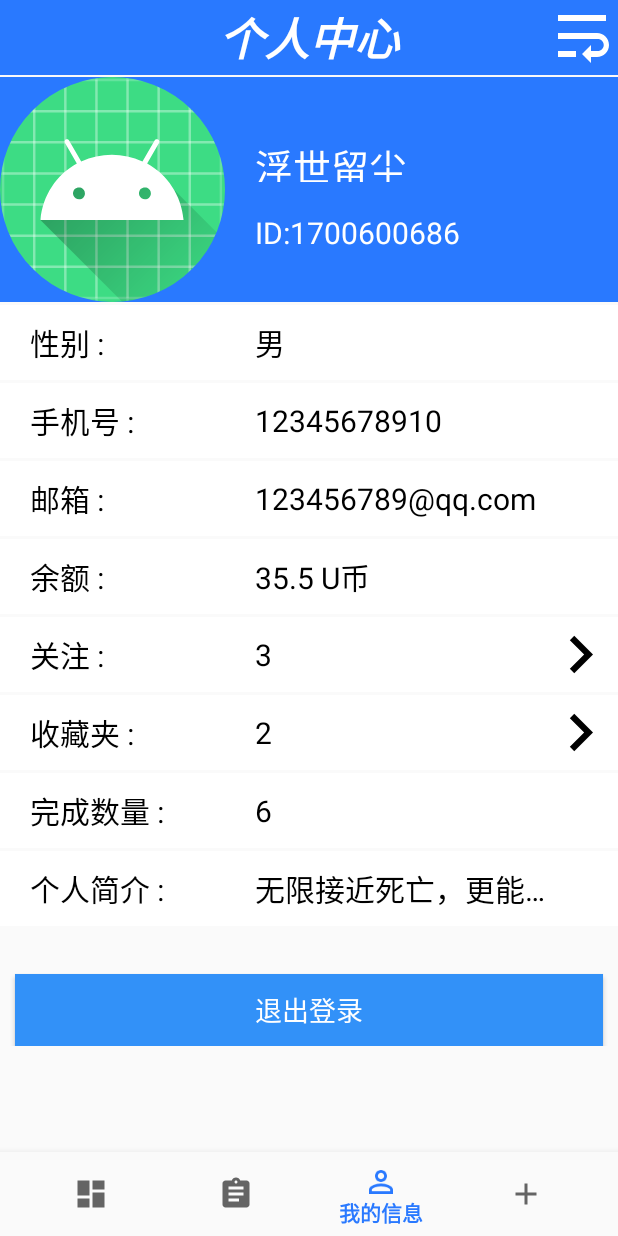
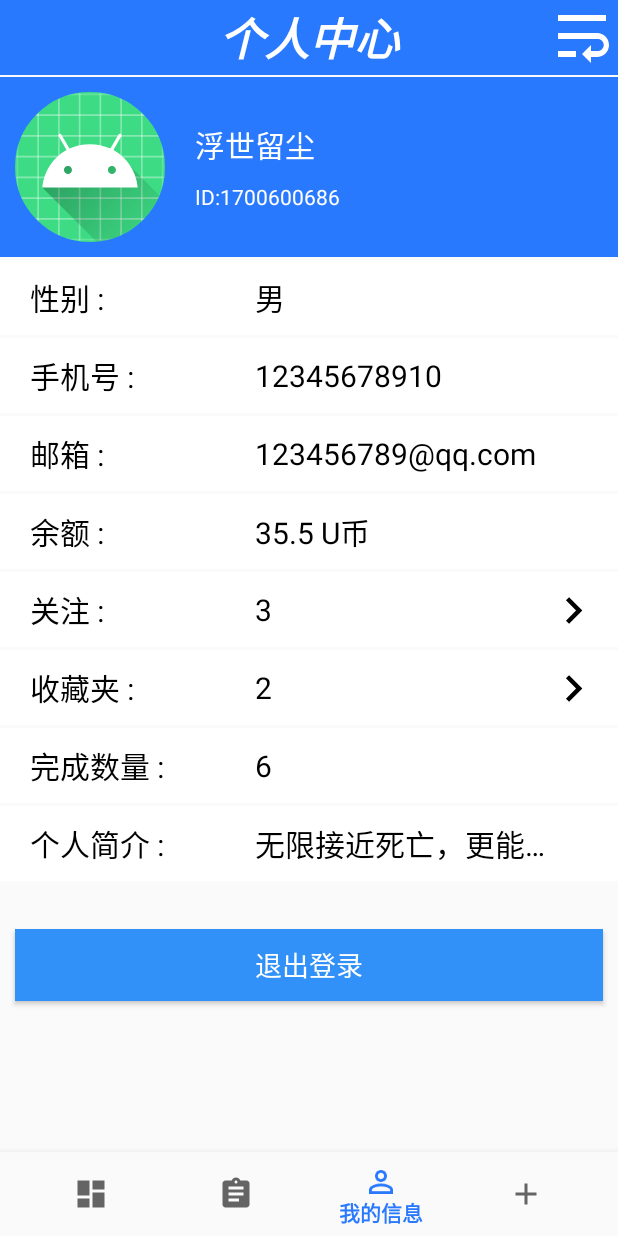
Before and after one commit to allworldg/SchoolHelp, an Android app: the Main_Information_Fragment screen opened through its navigation route, on a phone screen of 412 x 824 dp. Run offline under Robolectric (Android 15) with nearby library versions, the phone set to English and light mode, and no system bars; our stand-ins replace navigation-ui; libraries missing offline, so code that uses them is left out: cn.bmob.v3; 24 statements that could not run were skipped.

Commit message:
update view

```diff
--- a/CampusHelp_s/app/src/main/java/com/example/campushelp_s/LoginActivity.java
+++ b/CampusHelp_s/app/src/main/java/com/example/campushelp_s/LoginActivity.java
@@ -42,7 +42,7 @@ public class LoginActivity extends AppCompatActivity {
                 findUser(LoginActivity.this,binding.dlZh,binding.dlMm);
             }
         });
-        binding.dlZh.setOnClickListener(new View.OnClickListener() {
+        binding.dlZczh.setOnClickListener(new View.OnClickListener() {
             @Override
             public void onClick(View v) {
                 jump_to_register();
--- a/CampusHelp_s/app/src/main/java/com/example/campushelp_s/fragment/Main_Information_Fragment.java
+++ b/CampusHelp_s/app/src/main/java/com/example/campushelp_s/fragment/Main_Information_Fragment.java
@@ -1,6 +1,7 @@
 package com.example.campushelp_s.fragment;
 
 import android.app.Activity;
+import android.graphics.BitmapFactory;
 import android.os.Bundle;
 import android.util.Log;
 import android.view.LayoutInflater;
@@ -113,7 +114,7 @@ public class Main_Information_Fragment extends Fragment/* implements View.OnClic
                     if(e!=null){
                         Log.d("downloadIcon", e.toString());
                     }else{
-//                        image_head.setImageBitmap(BitmapFactory.decodeFile(s));
+                        binding.wdTx.setImageBitmap(BitmapFactory.decodeFile(s));
                     }
                 }
 
@@ -123,7 +124,7 @@ public class Main_Information_Fragment extends Fragment/* implements View.OnClic
                 }
             });
         }else{
-//            image_head.setImageResource(R.drawable.default_user_icon);
+            binding.wdTx.setImageResource(R.drawable.default_user_icon);
         }
 
     }
--- a/CampusHelp_s/app/src/main/res/layout/activity_login.xml
+++ b/CampusHelp_s/app/src/main/res/layout/activity_login.xml
@@ -32,7 +32,7 @@
             android:id="@+id/dl_tx"
             android:layout_width="150dp"
             android:layout_height="150dp"
-            android:background="@mipmap/ic_launcher"
+            android:background="@mipmap/ic_logo"
             android:src="@drawable/image_style"
             android:layout_centerInParent="true" />
 
--- a/CampusHelp_s/app/src/main/res/layout/personal_main_frag.xml
+++ b/CampusHelp_s/app/src/main/res/layout/personal_main_frag.xml
@@ -38,34 +38,36 @@
 
             <RelativeLayout
                 android:layout_width="match_parent"
-                android:layout_height="150dp"
+                android:layout_height="120dp"
                 android:layout_marginTop="1dp"
                 android:background="#2979FF">
 
                 <ImageView
                     android:id="@+id/wd_tx"
-                    android:layout_width="150dp"
-                    android:layout_height="150dp"
+                    android:layout_width="100dp"
+                    android:layout_height="100dp"
+                    android:layout_marginTop="10dp"
+                    android:layout_marginLeft="10dp"
                     android:background="@mipmap/ic_launcher"
                     android:src="@drawable/image_style_green" />
 
                 <TextView
                     android:id="@+id/wd_name"
-                    android:layout_width="200dp"
-                    android:layout_height="30dp"
-                    android:layout_marginLeft="170dp"
-                    android:textSize="25dp"
-                    android:layout_marginTop="40dp"
+                    android:layout_width="wrap_content"
+                    android:layout_height="wrap_content"
+                    android:layout_marginLeft="130dp"
+                    android:layout_marginTop="30dp"
+                    android:textSize="20dp"
                     android:text="浮世留尘"
                     android:textAppearance="@style/TextAppearance.AppCompat.Medium"
                     android:textColor="@android:color/white" />
                 <TextView
                     android:id="@+id/tv_user_ID"
-                    android:layout_width="200dp"
-                    android:layout_height="30dp"
-                    android:layout_marginLeft="170dp"
-                    android:textSize="20dp"
-                    android:layout_marginTop="90dp"
+                    android:layout_width="wrap_content"
+                    android:layout_height="wrap_content"
+                    android:layout_marginLeft="130dp"
+                    android:layout_marginTop="70dp"
+                    android:textSize="14dp"
                     android:text="ID:1700600686"
                     android:textAppearance="@style/TextAppearance.AppCompat.Medium"
                     android:textColor="@android:color/white" />
@@ -126,12 +128,15 @@
                     android:id="@+id/wd_gz"
                     android:text="3"
                     style="@style/wd_item_textright" />
+
                 <ImageView
                     android:id="@+id/wd_gz_t"
-                    android:layout_width="50dp"
-                    android:layout_height="match_parent"
+                    android:layout_width="35dp"
+                    android:layout_height="35dp"
                     android:layout_alignParentRight="true"
-                    android:src="@drawable/ic_navigate_next_black_24dp"/>
+                    android:layout_marginTop="8dp"
+                    android:layout_marginRight="12dp"
+                    android:src="@drawable/ic_navigate_next_black_24dp" />
             </RelativeLayout>
 
             <RelativeLayout style="@style/wd_item">
@@ -144,9 +149,11 @@
                     style="@style/wd_item_textright" />
                 <ImageView
                     android:id="@+id/wd_scj_t"
-                    android:layout_width="50dp"
-                    android:layout_height="match_parent"
+                    android:layout_width="35dp"
+                    android:layout_height="35dp"
                     android:layout_alignParentRight="true"
+                    android:layout_marginRight="12dp"
+                    android:layout_marginTop="8dp"
                     android:src="@drawable/ic_navigate_next_black_24dp"/>
             </RelativeLayout>
 
@@ -200,7 +207,8 @@
 
             <RelativeLayout
                 android:layout_width="match_parent"
-                android:layout_height="wrap_content">
+                android:layout_height="120dp"
+                android:gravity="center_horizontal">
                 <Button
                     android:id="@+id/wd_tcdl"
                     android:text="退出登录"
```
Also changed, not shown: CampusHelp_l/app/src/main/res/mipmap-hdpi/ic_logo.jpg (added), CampusHelp_l/app/src/main/res/mipmap-hdpi/ic_logo.png (deleted), CampusHelp_s/app/src/main/res/mipmap-hdpi/ic_logo.jpg (added).
